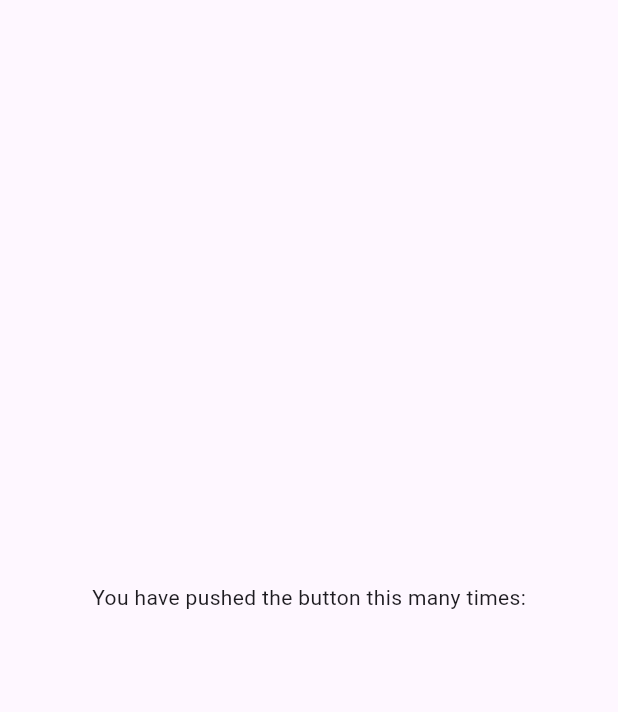
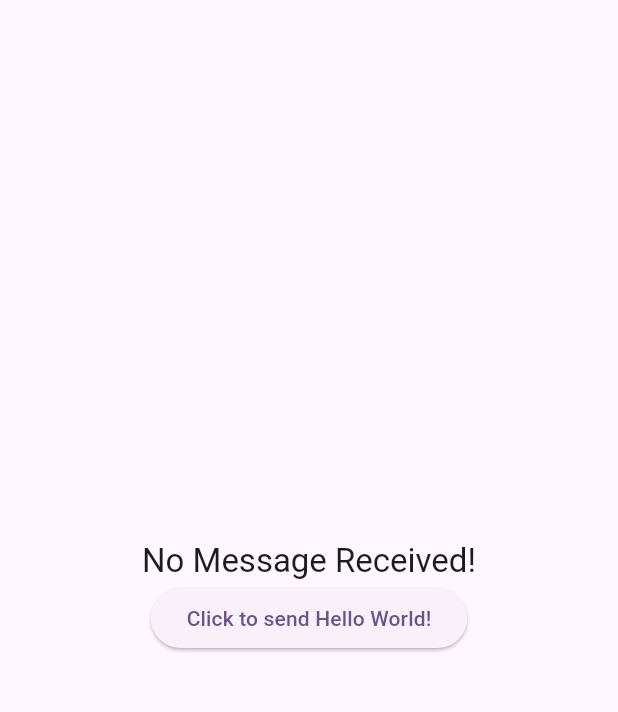
Before and after one commit to F4zination/DUO, a Flutter app: the screen it shows after launch, on a phone screen of 412 x 824 dp, the part 63-775 px from its top. Run offline on Flutter 3.47's test engine with Material 3 defaults, Android fonts, the light colour scheme and no system bars; missing offline and left inert: grpc, protobuf.

Commit message:
protobuff changes

```diff
--- a/duo_client/lib/main.dart
+++ b/duo_client/lib/main.dart
@@ -1,4 +1,6 @@
 import 'package:flutter/material.dart';
+import 'package:grpc/grpc.dart';
+import 'package:duo_client/utils/conectivity.dart' as connectivity;
 
 void main() {
   runApp(const MyApp());
@@ -7,11 +9,10 @@ void main() {
 class MyApp extends StatelessWidget {
   const MyApp({super.key});
 
-  // This widget is the root of your application.
   @override
   Widget build(BuildContext context) {
     return MaterialApp(
-      title: 'Flutter Demo',
+      title: 'DUO Client',
       theme: ThemeData(
         colorScheme: ColorScheme.fromSeed(seedColor: Colors.deepPurple),
         useMaterial3: true,
@@ -31,19 +32,46 @@ class MyHomePage extends StatefulWidget {
 }
 
 class _MyHomePageState extends State<MyHomePage> {
+  late final ClientChannel channel;
+  String message = 'No Message Received!';
+
+  @override
+  void initState() {
+    super.initState();
+    channel = ClientChannel(
+      connectivity.host,
+      port: connectivity.port,
+      options: const ChannelOptions(credentials: ChannelCredentials.insecure()),
+    );
+  }
+
+  Future<String> _sendHelloWorld() async {
+    return 'Hello World!';
+  }
+
   @override
   Widget build(BuildContext context) {
     return Scaffold(
       appBar: AppBar(
         title: Text(widget.title),
       ),
-      body: const Center(
+      body: Center(
         child: Column(
           mainAxisAlignment: MainAxisAlignment.center,
           children: <Widget>[
             Text(
-              'You have pushed the button this many times:',
+              message,
+              style: Theme.of(context).textTheme.titleLarge,
             ),
+            ElevatedButton(
+                onPressed: () async {
+                  // Add code to send Hello World! to the server
+                  String receivedMessage = await _sendHelloWorld();
+                  setState(() {
+                    message = receivedMessage;
+                  });
+                },
+                child: const Text('Click to send Hello World!')),
           ],
         ),
       ),
--- /dev/null
+++ b/duo_client/lib/utils/conectivity.dart
@@ -0,0 +1,2 @@
+const int port = 12075;
+const String host = '5.tcp.eu.ngrok.io';
```
Also changed, not shown: duo_client/pubspec.yaml (+7 -0 lines), duo_client/pubspec.lock.
